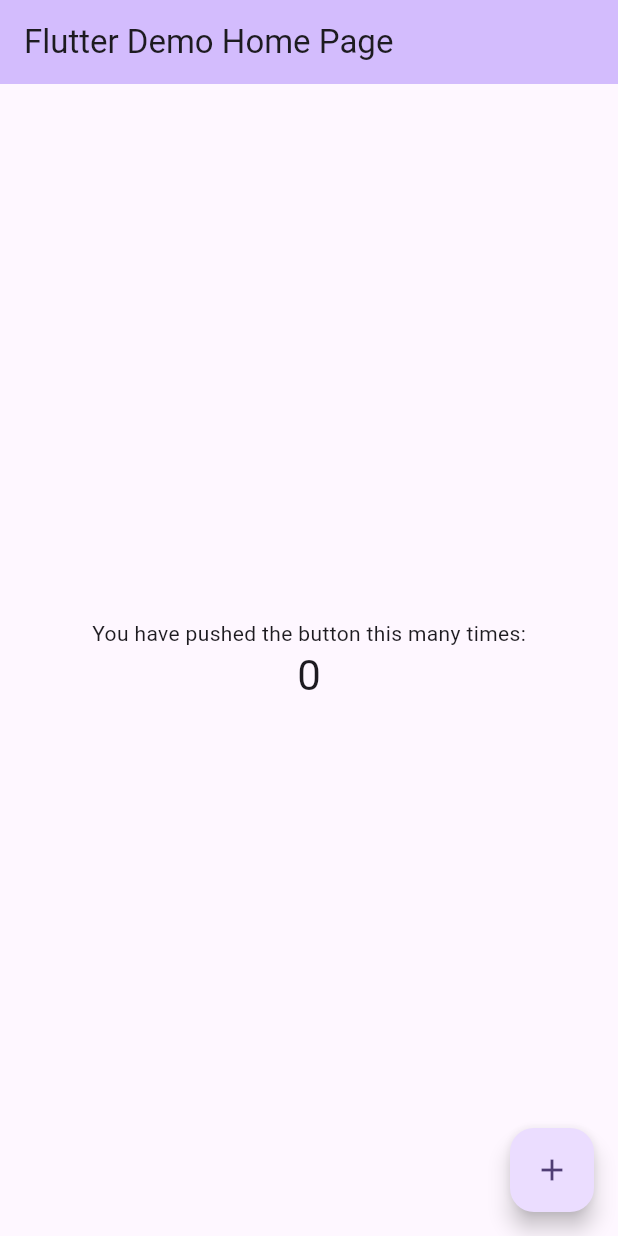
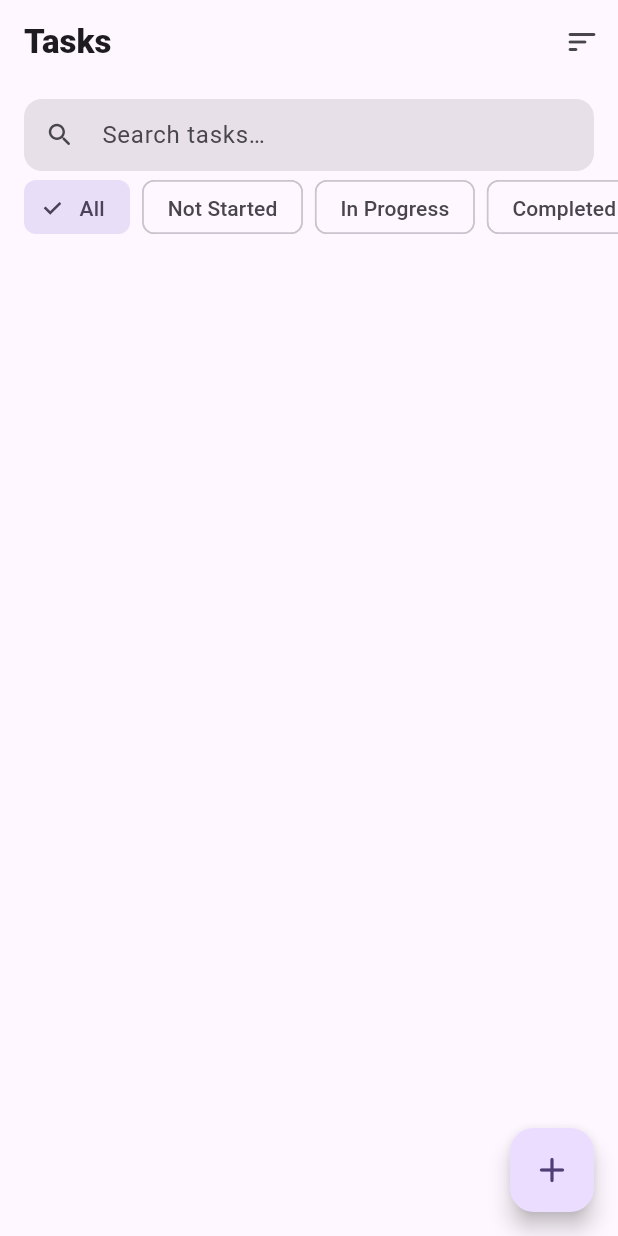
Before and after one commit to mbright0/U12-MAD-Project01, a Flutter app: the screen it shows after launch, on a phone screen of 412 x 824 dp. Run offline on Flutter 3.47's test engine with Material 3 defaults, Android fonts, the phone set to English and light mode, and no system bars.

Commit message:
Homescreen skeleton created

```diff
--- a/soundscapes/lib/main.dart
+++ b/soundscapes/lib/main.dart
@@ -1,122 +1,26 @@
 import 'package:flutter/material.dart';
+import 'screens/home/home_screen.dart';
 
 void main() {
-  runApp(const MyApp());
+  runApp(const Soundscapes());
 }
 
-class MyApp extends StatelessWidget {
-  const MyApp({super.key});
+class Soundscapes extends StatefulWidget {
+  const Soundscapes({super.key});
 
-  // This widget is the root of your application.
+  @override
+  State<Soundscapes> createState() => _SoundscapesState();
+}
+
+class _SoundscapesState extends State<Soundscapes> {
   @override
   Widget build(BuildContext context) {
     return MaterialApp(
-      title: 'Flutter Demo',
+      title: 'Soundscapes',
       theme: ThemeData(
-        // This is the theme of your application.
-        //
-        // TRY THIS: Try running your application with "flutter run". You'll see
-        // the application has a purple toolbar. Then, without quitting the app,
-        // try changing the seedColor in the colorScheme below to Colors.green
-        // and then invoke "hot reload" (save your changes or press the "hot
-        // reload" button in a Flutter-supported IDE, or press "r" if you used
-        // the command line to start the app).
-        //
-        // Notice that the counter didn't reset back to zero; the application
-        // state is not lost during the reload. To reset the state, use hot
-        // restart instead.
-        //
-        // This works for code too, not just values: Most code changes can be
-        // tested with just a hot reload.
-        colorScheme: .fromSeed(seedColor: Colors.deepPurple),
+        colorScheme: ColorScheme.fromSeed(seedColor: Colors.deepPurple),
       ),
-      home: const MyHomePage(title: 'Flutter Demo Home Page'),
+      home: const HomeScreen(),
     );
   }
 }
-
-class MyHomePage extends StatefulWidget {
-  const MyHomePage({super.key, required this.title});
-
-  // This widget is the home page of your application. It is stateful, meaning
-  // that it has a State object (defined below) that contains fields that affect
-  // how it looks.
-
-  // This class is the configuration for the state. It holds the values (in this
-  // case the title) provided by the parent (in this case the App widget) and
-  // used by the build method of the State. Fields in a Widget subclass are
-  // always marked "final".
-
-  final String title;
-
-  @override
-  State<MyHomePage> createState() => _MyHomePageState();
-}
-
-class _MyHomePageState extends State<MyHomePage> {
-  int _counter = 0;
-
-  void _incrementCounter() {
-    setState(() {
-      // This call to setState tells the Flutter framework that something has
-      // changed in this State, which causes it to rerun the build method below
-      // so that the display can reflect the updated values. If we changed
-      // _counter without calling setState(), then the build method would not be
-      // called again, and so nothing would appear to happen.
-      _counter++;
-    });
-  }
-
-  @override
-  Widget build(BuildContext context) {
-    // This method is rerun every time setState is called, for instance as done
-    // by the _incrementCounter method above.
-    //
-    // The Flutter framework has been optimized to make rerunning build methods
-    // fast, so that you can just rebuild anything that needs updating rather
-    // than having to individually change instances of widgets.
-    return Scaffold(
-      appBar: AppBar(
-        // TRY THIS: Try changing the color here to a specific color (to
-        // Colors.amber, perhaps?) and trigger a hot reload to see the AppBar
-        // change color while the other colors stay the same.
-        backgroundColor: Theme.of(context).colorScheme.inversePrimary,
-        // Here we take the value from the MyHomePage object that was created by
-        // the App.build method, and use it to set our appbar title.
-        title: Text(widget.title),
-      ),
-      body: Center(
-        // Center is a layout widget. It takes a single child and positions it
-        // in the middle of the parent.
-        child: Column(
-          // Column is also a layout widget. It takes a list of children and
-          // arranges them vertically. By default, it sizes itself to fit its
-          // children horizontally, and tries to be as tall as its parent.
-          //
-          // Column has various properties to control how it sizes itself and
-          // how it positions its children. Here we use mainAxisAlignment to
-          // center the children vertically; the main axis here is the vertical
-          // axis because Columns are vertical (the cross axis would be
-          // horizontal).
-          //
-          // TRY THIS: Invoke "debug painting" (choose the "Toggle Debug Paint"
-          // action in the IDE, or press "p" in the console), to see the
-          // wireframe for each widget.
-          mainAxisAlignment: .center,
-          children: [
-            const Text('You have pushed the button this many times:'),
-            Text(
-              '$_counter',
-              style: Theme.of(context).textTheme.headlineMedium,
-            ),
-          ],
-        ),
-      ),
-      floatingActionButton: FloatingActionButton(
-        onPressed: _incrementCounter,
-        tooltip: 'Increment',
-        child: const Icon(Icons.add),
-      ),
-    );
-  }
-}
--- a/soundscapes/lib/screens/home/home_screen.dart
+++ b/soundscapes/lib/screens/home/home_screen.dart
@@ -0,0 +1,153 @@
+import 'package:flutter/material.dart';
+
+class HomeScreen extends StatefulWidget {
+  const HomeScreen({super.key});
+
+  @override
+  State<HomeScreen> createState() => _HomeScreenState();
+}
+
+class _HomeScreenState extends State<HomeScreen>{
+  String _statusFilter = 'all';
+  String _searchQuery = '';
+  final TextEditingController _searchController = TextEditingController();
+
+  @override
+  void dispose() {
+    _searchController.dispose();
+    super.dispose();
+  }
+
+  @override
+  Widget build(BuildContext context) {
+    return Scaffold(
+      body: SafeArea(
+        child: NestedScrollView(
+          headerSliverBuilder: (_, __) => [_buildAppBar()],
+          body: _buildBody(),
+        ),
+      ),
+      floatingActionButton: FloatingActionButton(
+        onPressed: _onFABTapped,
+        tooltip: 'Create new task',
+        child: const Icon(Icons.add_rounded, size: 28),
+      ),
+    );
+  }
+
+  SliverAppBar _buildAppBar() {
+    return SliverAppBar(
+      floating: true,
+      snap: true,
+      title: Row(
+        children: [
+          Text(
+            'Tasks',
+            style: Theme.of(context)
+                .textTheme
+                .titleLarge
+                ?.copyWith(fontWeight: FontWeight.w800),
+          ),
+        ],
+      ),
+      actions: [
+        IconButton(
+          icon: const Icon(Icons.sort_rounded),
+          tooltip: 'Sort tasks',
+          onPressed: () {},
+        ),
+      ],
+      bottom: PreferredSize(
+        preferredSize: const Size.fromHeight(108),
+        child: Column(
+          children: [
+            Padding(
+              padding: const EdgeInsets.symmetric(horizontal: 16),
+              child: TextField(
+                controller: _searchController,
+                onChanged: (v) => setState(() => _searchQuery = v),
+                textInputAction: TextInputAction.search,
+                decoration: InputDecoration(
+                  hintText: 'Search tasks…',
+                  prefixIcon: const Icon(Icons.search_rounded, size: 20),
+                  suffixIcon: _searchQuery.isNotEmpty
+                      ? IconButton(
+                          icon: const Icon(Icons.clear_rounded, size: 18),
+                          tooltip: 'Clear search',
+                          onPressed: () {
+                            _searchController.clear();
+                            setState(() => _searchQuery = '');
+                          },
+                        )
+                      : null,
+                  filled: true,
+                  border: OutlineInputBorder(
+                    borderRadius: BorderRadius.circular(12),
+                    borderSide: BorderSide.none,
+                  ),
+                  contentPadding: const EdgeInsets.symmetric(
+                    horizontal: 16,
+                    vertical: 12,
+                  ),
+                ),
+              ),
+            ),
+            const SizedBox(height: 6),
+            SizedBox(
+              height: 36,
+              child: ListView(
+                scrollDirection: Axis.horizontal,
+                padding: const EdgeInsets.symmetric(horizontal: 16),
+                children: [
+                  for (final (value, label) in const [
+                    ('all',         'All'),
+                    ('not_started', 'Not Started'),
+                    ('in_progress', 'In Progress'),
+                    ('completed',   'Completed'),
+                  ])
+                    Padding(
+                      padding: const EdgeInsets.only(right: 8),
+                      child: FilterChip(
+                        label: Text(label),
+                        selected: _statusFilter == value,
+                        onSelected: (_) =>
+                            setState(() => _statusFilter = value),
+                      ),
+                    ),
+                ],
+              ),
+            ),
+            const SizedBox(height: 8),
+          ],
+        ),
+      ),
+    );
+  }
+
+  Widget _buildBody() {
+    return _EmptyState();
+  }
+
+  void _onFABTapped() {}
+}
+
+class _EmptyState extends StatelessWidget {
+  const _EmptyState();
+
+  @override
+  Widget build(BuildContext context) {
+    final cs = Theme.of(context).colorScheme;
+    final tt = Theme.of(context).textTheme;
+
+    return Center(
+      child: Padding(
+        padding: const EdgeInsets.symmetric(horizontal: 40),
+        child: Column(
+          mainAxisSize: MainAxisSize.min,
+          children: [
+          ],
+        ),
+      ),
+    );
+  }
+}
```
Also changed, not shown: soundscapes/pubspec.lock.
